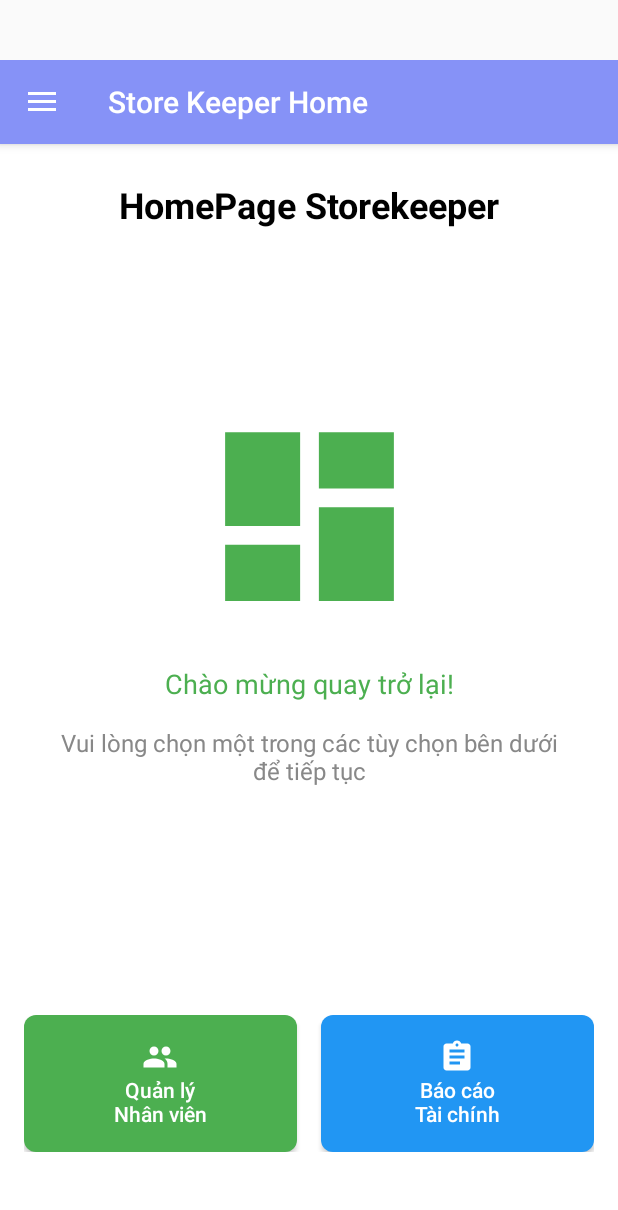
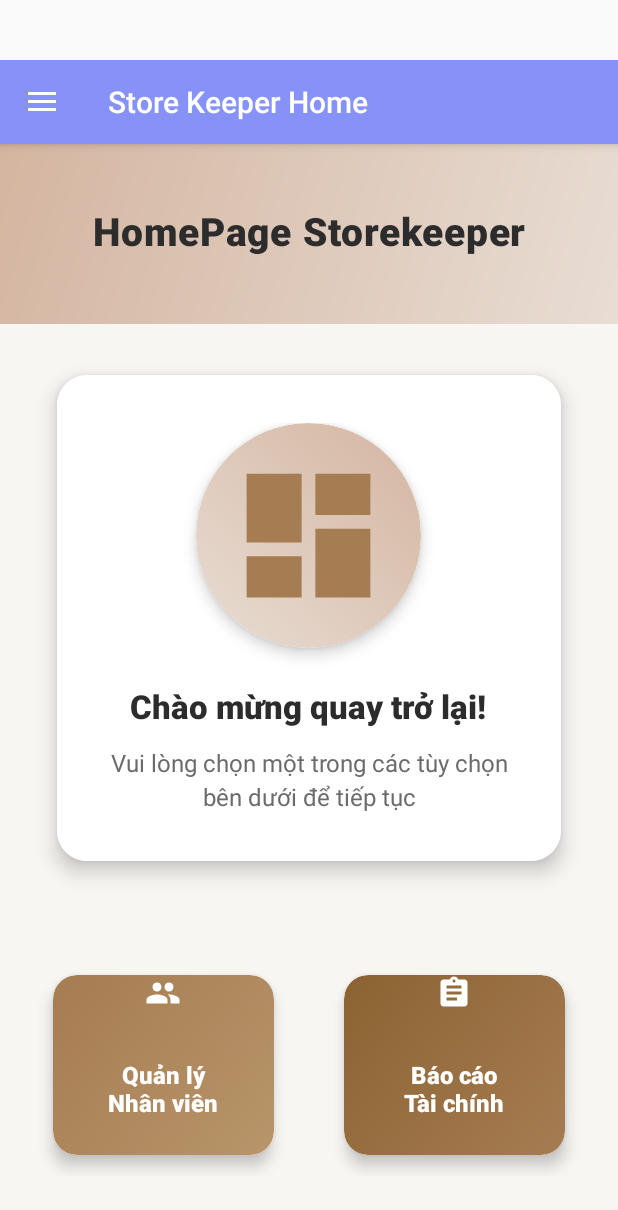
Before and after one commit to mthutt2k3/CoffeeShopApp, an Android app: the HomeStoreKeeperActivity screen opened directly, with no data from a screen before it, on a phone screen of 412 x 824 dp. Shown: the top 1210 px of the screen. Run offline under Robolectric (Android 15) with nearby library versions, the phone set to English and light mode, and no system bars; our stand-ins replace Picasso, Room's generated code; pictures from the network do not load.

Commit message:
Interface homepage Storekeeper

```diff
--- /dev/null
+++ b/app/src/main/res/drawable/button_primary_neutral.xml
@@ -0,0 +1,8 @@
+<?xml version="1.0" encoding="utf-8"?>
+<shape xmlns:android="http://schemas.android.com/apk/res/android">
+    <gradient
+        android:startColor="#B8956A"
+        android:endColor="#A67C52"
+        android:angle="135" />
+    <corners android:radius="16dp" />
+</shape>
--- /dev/null
+++ b/app/src/main/res/drawable/button_secondary_neutral.xml
@@ -0,0 +1,8 @@
+<?xml version="1.0" encoding="utf-8"?>
+<shape xmlns:android="http://schemas.android.com/apk/res/android">
+    <gradient
+        android:startColor="#A67C52"
+        android:endColor="#8B6332"
+        android:angle="135" />
+    <corners android:radius="16dp" />
+</shape>
--- a/app/src/main/res/drawable/ic_storekeeper_dashbroad.xml
+++ b/app/src/main/res/drawable/ic_storekeeper_dashbroad.xml
@@ -4,6 +4,6 @@
     android:viewportWidth="24"
     android:viewportHeight="24">
     <path
-        android:fillColor="#4CAF50"
+        android:fillColor="#A67C52"
         android:pathData="M3,13h8L11,3L3,3v10zM3,21h8v-6L3,15v6zM13,21h8L21,11h-8v10zM13,3v6h8L21,3h-8z"/>
 </vector>
--- /dev/null
+++ b/app/src/main/res/drawable/neutral_circle_bg.xml
@@ -0,0 +1,8 @@
+<?xml version="1.0" encoding="utf-8"?>
+<shape xmlns:android="http://schemas.android.com/apk/res/android"
+    android:shape="oval">
+    <gradient
+        android:startColor="#E8DDD4"
+        android:endColor="#D4B5A0"
+        android:angle="45" />
+</shape>
--- /dev/null
+++ b/app/src/main/res/drawable/neutral_header_bg.xml
@@ -0,0 +1,7 @@
+<?xml version="1.0" encoding="utf-8"?>
+<shape xmlns:android="http://schemas.android.com/apk/res/android">
+    <gradient
+        android:startColor="#E8DDD4"
+        android:endColor="#D4B5A0"
+        android:angle="135" />
+</shape>
--- a/app/src/main/res/layout/activity_home_store_keeper.xml
+++ b/app/src/main/res/layout/activity_home_store_keeper.xml
@@ -4,110 +4,167 @@
     xmlns:tools="http://schemas.android.com/tools"
     android:layout_width="match_parent"
     android:layout_height="match_parent"
-    android:background="@color/white"
+    android:background="@color/background_light"
     tools:context=".activity.HomeStoreKeeperActivity">
+
+    <!-- Header với background neutral -->
+    <View
+        android:id="@+id/header_background"
+        android:layout_width="match_parent"
+        android:layout_height="120dp"
+        android:background="@drawable/neutral_header_bg"
+        app:layout_constraintEnd_toEndOf="parent"
+        app:layout_constraintStart_toStartOf="parent"
+        app:layout_constraintTop_toTopOf="parent" />
 
     <!-- Tiêu đề của màn hình -->
     <TextView
         android:id="@+id/tv_title"
         android:layout_width="wrap_content"
         android:layout_height="wrap_content"
-        android:layout_marginTop="24dp"
+        android:layout_marginTop="40dp"
         android:text="HomePage Storekeeper"
-        android:textColor="@color/black"
-        android:textSize="24sp"
+        android:textColor="@color/text_primary"
+        android:textSize="26sp"
         android:textStyle="bold"
+        android:fontFamily="sans-serif-medium"
+        android:letterSpacing="0.02"
         app:layout_constraintEnd_toEndOf="parent"
         app:layout_constraintStart_toStartOf="parent"
         app:layout_constraintTop_toTopOf="parent" />
 
-    <!-- Khu vực chính của màn hình -->
+    <!-- Card container cho phần chính -->
+    <androidx.cardview.widget.CardView
+        android:id="@+id/main_card"
+        android:layout_width="match_parent"
+        android:layout_height="wrap_content"
+        android:layout_marginStart="24dp"
+        android:layout_marginTop="16dp"
+        android:layout_marginEnd="24dp"
+        app:cardCornerRadius="20dp"
+        app:cardElevation="8dp"
+        app:cardUseCompatPadding="true"
+        app:layout_constraintEnd_toEndOf="parent"
+        app:layout_constraintStart_toStartOf="parent"
+        app:layout_constraintTop_toBottomOf="@id/header_background">
+
+        <LinearLayout
+            android:layout_width="match_parent"
+            android:layout_height="wrap_content"
+            android:orientation="vertical"
+            android:padding="32dp"
+            android:gravity="center"
+            android:background="@color/white">
+
+            <!-- Icon với background circle neutral -->
+            <androidx.cardview.widget.CardView
+                android:layout_width="wrap_content"
+                android:layout_height="wrap_content"
+                app:cardCornerRadius="75dp"
+                app:cardElevation="6dp"
+                android:layout_marginBottom="24dp">
+
                 <ImageView
                     android:id="@+id/iv_dashboard_icon"
                     android:layout_width="150dp"
                     android:layout_height="150dp"
                     android:src="@drawable/ic_storekeeper_dashbroad"
-        app:layout_constraintBottom_toBottomOf="parent"
-        app:layout_constraintEnd_toEndOf="parent"
-        app:layout_constraintStart_toStartOf="parent"
-        app:layout_constraintTop_toTopOf="parent"
-        app:layout_constraintVertical_bias="0.3"
+                    android:padding="20dp"
+                    android:background="@drawable/neutral_circle_bg"
                     android:contentDescription="Dashboard Icon" />
+            </androidx.cardview.widget.CardView>
 
             <TextView
                 android:id="@+id/tv_welcome"
                 android:layout_width="wrap_content"
                 android:layout_height="wrap_content"
-        android:layout_marginTop="24dp"
+                android:layout_marginBottom="12dp"
                 android:text="Chào mừng quay trở lại!"
-        android:textColor="@color/primary"
-        android:textSize="18sp"
-        app:layout_constraintEnd_toEndOf="parent"
-        app:layout_constraintStart_toStartOf="parent"
-        app:layout_constraintTop_toBottomOf="@id/iv_dashboard_icon" />
+                android:textColor="@color/text_primary"
+                android:textSize="22sp"
+                android:textStyle="bold"
+                android:fontFamily="sans-serif-medium" />
 
             <TextView
                 android:id="@+id/tv_instruction"
-        android:layout_width="0dp"
+                android:layout_width="match_parent"
                 android:layout_height="wrap_content"
-        android:layout_marginStart="32dp"
-        android:layout_marginTop="16dp"
-        android:layout_marginEnd="32dp"
                 android:gravity="center"
                 android:text="Vui lòng chọn một trong các tùy chọn bên dưới để tiếp tục"
-        android:textColor="@color/gray"
+                android:textColor="@color/text_secondary"
                 android:textSize="16sp"
-        app:layout_constraintEnd_toEndOf="parent"
-        app:layout_constraintStart_toStartOf="parent"
-        app:layout_constraintTop_toBottomOf="@id/tv_welcome" />
+                android:lineSpacingExtra="4dp"
+                android:fontFamily="sans-serif" />
 
-    <!-- Khu vực chứa 2 nút bấm phía dưới -->
+        </LinearLayout>
+    </androidx.cardview.widget.CardView>
+
+    <!-- Khu vực chứa 2 nút bấm với thiết kế neutral -->
     <LinearLayout
         android:id="@+id/layout_buttons"
         android:layout_width="match_parent"
         android:layout_height="wrap_content"
-        android:layout_marginStart="16dp"
-        android:layout_marginEnd="16dp"
-        android:layout_marginBottom="56dp"
+        android:layout_marginStart="24dp"
+        android:layout_marginEnd="24dp"
+        android:layout_marginBottom="40dp"
         android:orientation="horizontal"
         android:weightSum="2"
         app:layout_constraintBottom_toBottomOf="parent"
         app:layout_constraintEnd_toEndOf="parent"
-        app:layout_constraintHorizontal_bias="0.0"
         app:layout_constraintStart_toStartOf="parent">
 
-        <!-- Nút quản lý nhân viên -->
+        <!-- Card cho nút quản lý nhân viên -->
+        <androidx.cardview.widget.CardView
+            android:layout_width="0dp"
+            android:layout_height="wrap_content"
+            android:layout_weight="1"
+            android:layout_marginEnd="12dp"
+            app:cardCornerRadius="16dp"
+            app:cardElevation="6dp"
+            app:cardUseCompatPadding="true">
 
-        <!-- Nút xem báo cáo tài chính -->
             <Button
                 android:id="@+id/btn_manage_staff"
-            style="@style/Widget.AppCompat.Button.Colored"
+                android:layout_width="match_parent"
+                android:layout_height="120dp"
+                android:background="@drawable/button_primary_neutral"
+                android:drawableTop="@drawable/ic_staff"
+                android:drawablePadding="8dp"
+                android:text="Quản lý\nNhân viên"
+                android:textAllCaps="false"
+                android:textColor="@color/white"
+                android:textSize="16sp"
+                android:textStyle="bold"
+                android:fontFamily="sans-serif-medium"
+                style="@style/Widget.AppCompat.Button.Borderless" />
+        </androidx.cardview.widget.CardView>
+
+        <!-- Card cho nút báo cáo tài chính -->
+        <androidx.cardview.widget.CardView
             android:layout_width="0dp"
             android:layout_height="wrap_content"
-            android:layout_marginEnd="8dp"
             android:layout_weight="1"
-            android:background="@drawable/button_primary"
-            android:drawableTop="@drawable/ic_staff"
-            android:paddingTop="16dp"
-            android:paddingBottom="16dp"
-            android:text="Quản lý\nNhân viên"
-            android:textAllCaps="false"
-            android:textColor="@color/white" />
+            android:layout_marginStart="12dp"
+            app:cardCornerRadius="16dp"
+            app:cardElevation="6dp"
+            app:cardUseCompatPadding="true">
 
             <Button
                 android:id="@+id/btn_financial_report"
-            style="@style/Widget.AppCompat.Button.Colored"
-            android:layout_width="0dp"
-            android:layout_height="wrap_content"
-            android:layout_marginStart="8dp"
-            android:layout_weight="1"
-            android:background="@drawable/button_secondary"
+                android:layout_width="match_parent"
+                android:layout_height="120dp"
+                android:background="@drawable/button_secondary_neutral"
                 android:drawableTop="@drawable/ic_financial"
-            android:paddingTop="16dp"
-            android:paddingBottom="16dp"
+                android:drawablePadding="8dp"
                 android:text="Báo cáo\nTài chính"
                 android:textAllCaps="false"
-            android:textColor="@color/white" />
+                android:textColor="@color/white"
+                android:textSize="16sp"
+                android:textStyle="bold"
+                android:fontFamily="sans-serif-medium"
+                style="@style/Widget.AppCompat.Button.Borderless" />
+        </androidx.cardview.widget.CardView>
+
     </LinearLayout>
 
 </androidx.constraintlayout.widget.ConstraintLayout>
--- a/app/src/main/res/values/colors.xml
+++ b/app/src/main/res/values/colors.xml
@@ -19,10 +19,22 @@
     <color name="overlay">#80000000</color>
 
     <!-- Màu cho StoreKeeper Bottom Navigation -->
-    <color name="primary">#4CAF50</color>
+<!--    <color name="primary">#4CAF50</color>-->
     <color name="primary_dark">#388E3C</color>
     <color name="primary_light">#C8E6C9</color>
     <color name="accent">#FF5722</color>
     <color name="secondary">#2196F3</color>
     <color name="light_gray">#F5F5F5</color>
+
+
+    <color name="background_light">#F8F6F3</color>
+    <color name="neutral_primary">#D4B5A0</color>
+    <color name="neutral_secondary">#B8956A</color>
+    <color name="neutral_accent">#A67C52</color>
+    <color name="text_primary">#2C2C2C</color>
+    <color name="text_secondary">#6B6B6B</color>
+<!--    <color name="white">#FFFFFF</color>-->
+<!--    <color name="black">#000000</color>-->
+    <color name="primary">#A67C52</color>
+<!--    <color name="gray">#6B6B6B</color>-->
 </resources>
```
Lines whose indentation alone changed are shown as unchanged.
